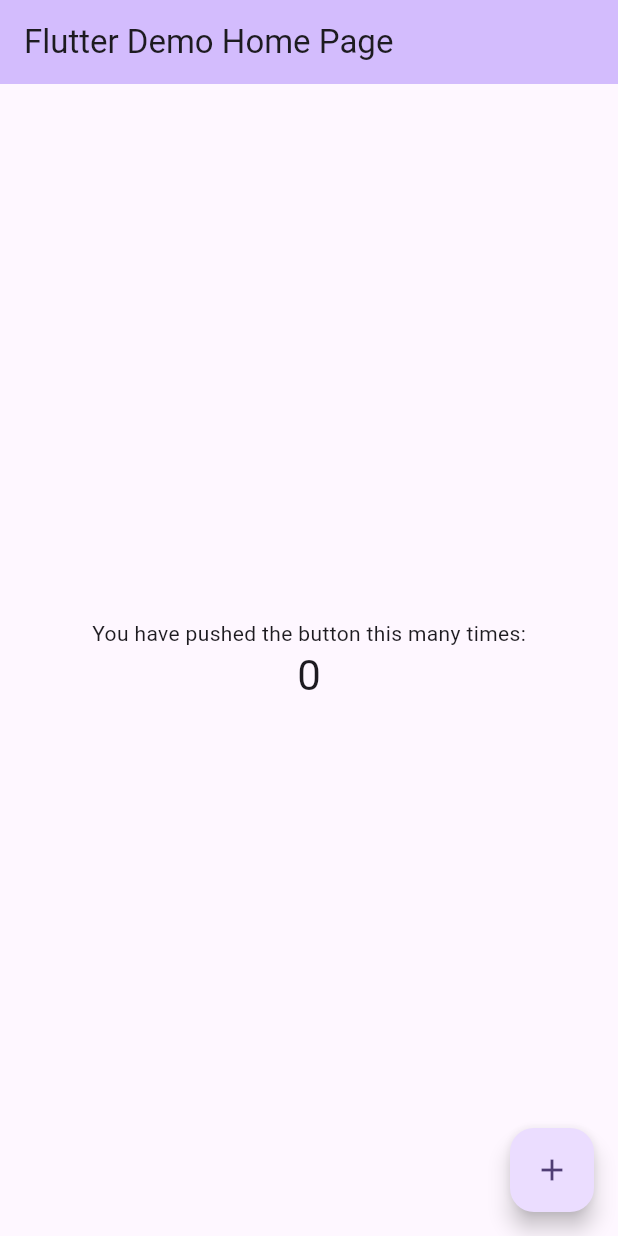
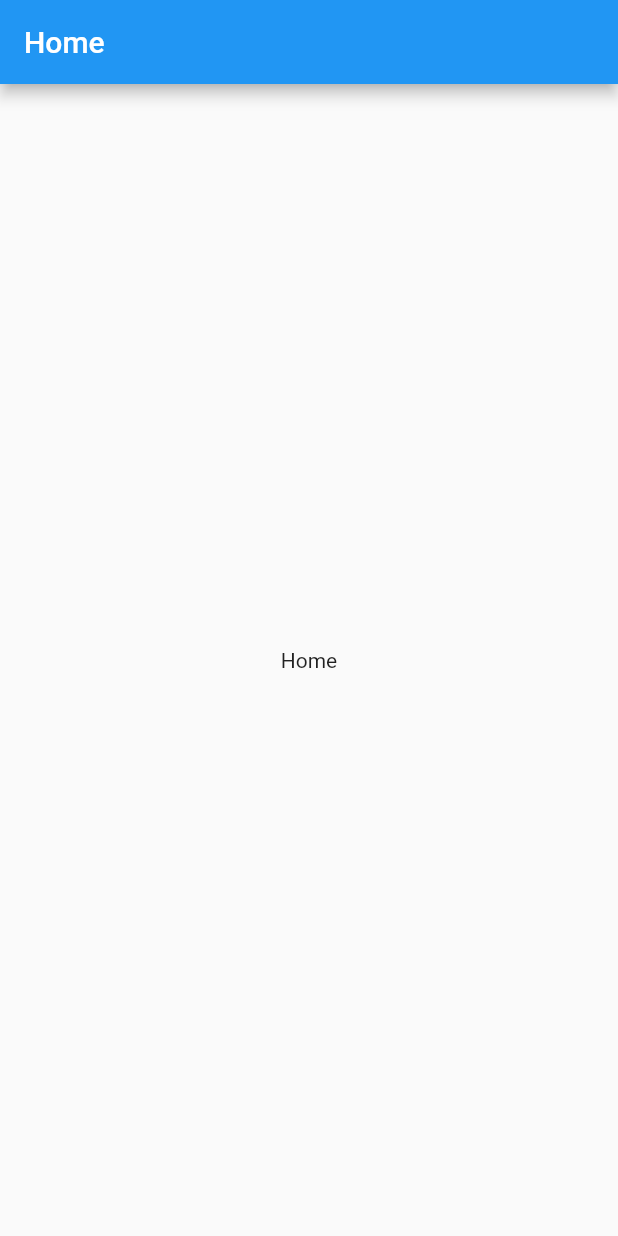
Before and after one commit to MJJP1364/flutter_uber_clone_supabase, a Flutter app: the screen it shows after launch, on a phone screen of 412 x 824 dp. Run offline on Flutter 3.47's test engine with Material 2 defaults, Android fonts, the phone set to English and light mode, and no system bars; our stand-ins replace get.

Commit message:
add app folder

```diff
--- /dev/null
+++ b/lib/app/home_screen.dart
@@ -0,0 +1,17 @@
+import 'package:flutter/material.dart';
+
+class HomeScreen extends StatelessWidget {
+  const HomeScreen({super.key});
+
+  @override
+  Widget build(BuildContext context) {
+    return Scaffold(
+      appBar: AppBar(
+        title: const Text('Home'),
+      ),
+      body: const Center(
+        child: Text('Home'),
+      ),
+    );
+  }
+}
--- a/lib/main.dart
+++ b/lib/main.dart
@@ -1,125 +1,17 @@
 import 'package:flutter/material.dart';
+import 'package:flutter/services.dart';
+import 'package:flutter_uber_clone_supabase/app/home_screen.dart';
+import 'package:get/get.dart';
 
 void main() {
-  runApp(const MyApp());
+  SystemChrome.setSystemUIOverlayStyle(const SystemUiOverlayStyle(
+    statusBarColor: Colors.transparent,
+  ));
+  runApp(
+    const GetMaterialApp(
+      debugShowCheckedModeBanner: false,
+      title: 'Your App Title',
+      home: HomeScreen(),
+    ),
+  );
 }
-
-class MyApp extends StatelessWidget {
-  const MyApp({super.key});
-
-  // This widget is the root of your application.
-  @override
-  Widget build(BuildContext context) {
-    return MaterialApp(
-      title: 'Flutter Demo',
-      theme: ThemeData(
-        // This is the theme of your application.
-        //
-        // TRY THIS: Try running your application with "flutter run". You'll see
-        // the application has a blue toolbar. Then, without quitting the app,
-        // try changing the seedColor in the colorScheme below to Colors.green
-        // and then invoke "hot reload" (save your changes or press the "hot
-        // reload" button in a Flutter-supported IDE, or press "r" if you used
-        // the command line to start the app).
-        //
-        // Notice that the counter didn't reset back to zero; the application
-        // state is not lost during the reload. To reset the state, use hot
-        // restart instead.
-        //
-        // This works for code too, not just values: Most code changes can be
-        // tested with just a hot reload.
-        colorScheme: ColorScheme.fromSeed(seedColor: Colors.deepPurple),
-        useMaterial3: true,
-      ),
-      home: const MyHomePage(title: 'Flutter Demo Home Page'),
-    );
-  }
-}
-
-class MyHomePage extends StatefulWidget {
-  const MyHomePage({super.key, required this.title});
-
-  // This widget is the home page of your application. It is stateful, meaning
-  // that it has a State object (defined below) that contains fields that affect
-  // how it looks.
-
-  // This class is the configuration for the state. It holds the values (in this
-  // case the title) provided by the parent (in this case the App widget) and
-  // used by the build method of the State. Fields in a Widget subclass are
-  // always marked "final".
-
-  final String title;
-
-  @override
-  State<MyHomePage> createState() => _MyHomePageState();
-}
-
-class _MyHomePageState extends State<MyHomePage> {
-  int _counter = 0;
-
-  void _incrementCounter() {
-    setState(() {
-      // This call to setState tells the Flutter framework that something has
-      // changed in this State, which causes it to rerun the build method below
-      // so that the display can reflect the updated values. If we changed
-      // _counter without calling setState(), then the build method would not be
-      // called again, and so nothing would appear to happen.
-      _counter++;
-    });
-  }
-
-  @override
-  Widget build(BuildContext context) {
-    // This method is rerun every time setState is called, for instance as done
-    // by the _incrementCounter method above.
-    //
-    // The Flutter framework has been optimized to make rerunning build methods
-    // fast, so that you can just rebuild anything that needs updating rather
-    // than having to individually change instances of widgets.
-    return Scaffold(
-      appBar: AppBar(
-        // TRY THIS: Try changing the color here to a specific color (to
-        // Colors.amber, perhaps?) and trigger a hot reload to see the AppBar
-        // change color while the other colors stay the same.
-        backgroundColor: Theme.of(context).colorScheme.inversePrimary,
-        // Here we take the value from the MyHomePage object that was created by
-        // the App.build method, and use it to set our appbar title.
-        title: Text(widget.title),
-      ),
-      body: Center(
-        // Center is a layout widget. It takes a single child and positions it
-        // in the middle of the parent.
-        child: Column(
-          // Column is also a layout widget. It takes a list of children and
-          // arranges them vertically. By default, it sizes itself to fit its
-          // children horizontally, and tries to be as tall as its parent.
-          //
-          // Column has various properties to control how it sizes itself and
-          // how it positions its children. Here we use mainAxisAlignment to
-          // center the children vertically; the main axis here is the vertical
-          // axis because Columns are vertical (the cross axis would be
-          // horizontal).
-          //
-          // TRY THIS: Invoke "debug painting" (choose the "Toggle Debug Paint"
-          // action in the IDE, or press "p" in the console), to see the
-          // wireframe for each widget.
-          mainAxisAlignment: MainAxisAlignment.center,
-          children: <Widget>[
-            const Text(
-              'You have pushed the button this many times:',
-            ),
-            Text(
-              '$_counter',
-              style: Theme.of(context).textTheme.headlineMedium,
-            ),
-          ],
-        ),
-      ),
-      floatingActionButton: FloatingActionButton(
-        onPressed: _incrementCounter,
-        tooltip: 'Increment',
-        child: const Icon(Icons.add),
-      ), // This trailing comma makes auto-formatting nicer for build methods.
-    );
-  }
-}
```
Also changed, not shown: 1 other file.
